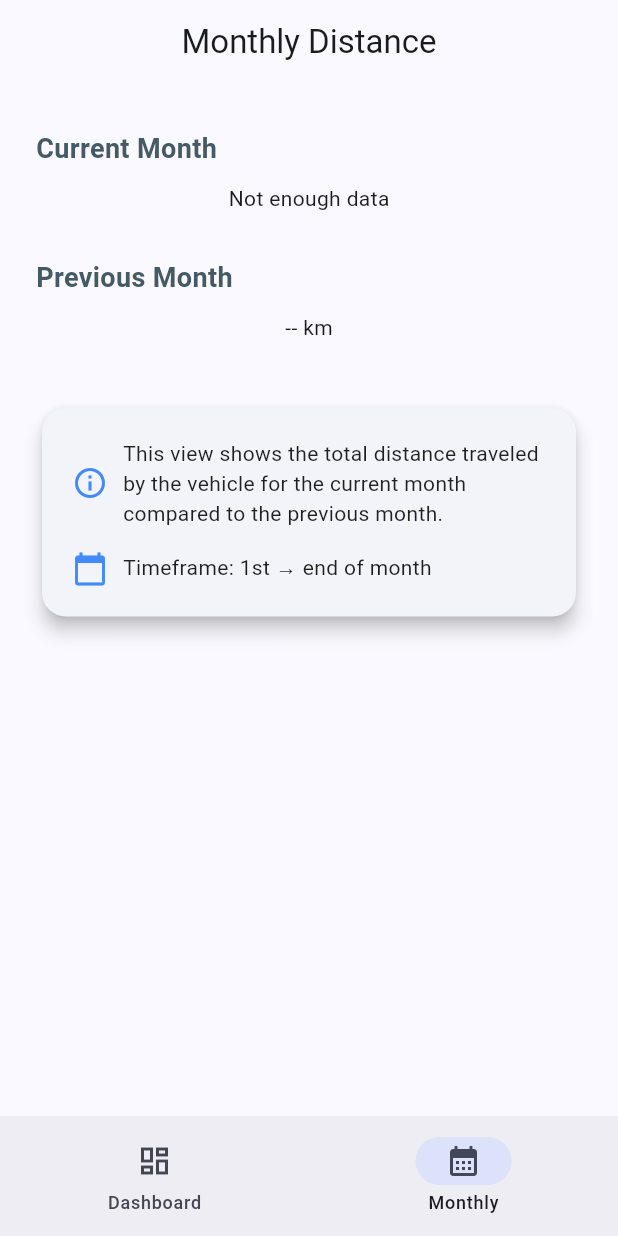
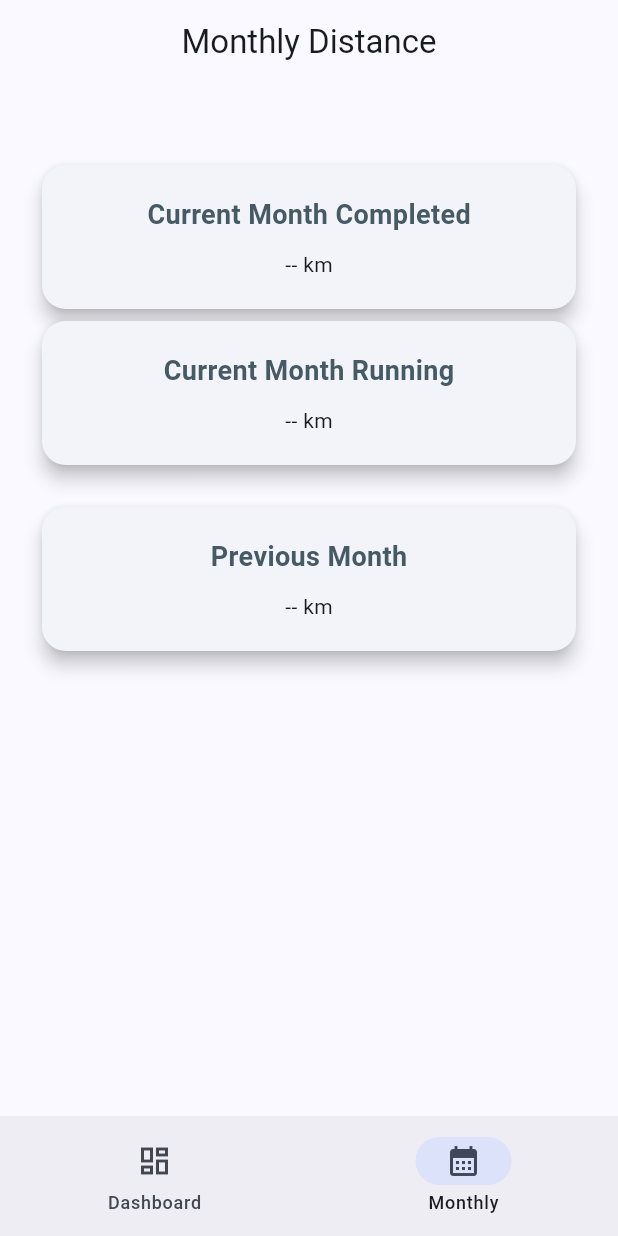
Before and after one commit to SJT-IT/odometer_test, a Flutter app: the screen it shows after launch, item 2 of the bottom bar chosen, on a phone screen of 412 x 824 dp. Run offline on Flutter 3.47's test engine with Material 3 defaults, Android fonts, the phone set to English and light mode, and no system bars; our stand-ins replace firebase_core, firebase_database; accounts and stored records are empty.

Commit message:
Fix month reading logic and add running-of-month label

```diff
--- a/lib/main.dart
+++ b/lib/main.dart
@@ -985,13 +985,12 @@ class _MonthlyDistanceScreenState extends State<MonthlyDistanceScreen> {
     'location',
   );
 
-  double? _distance; // Current month distance
-  double? _prevDistance; // Previous month distance
+  double? _currentRunningDistance; // Current month running
+  double? _currentMonthDistance; // Completed month distance
+  double? _prevMonthDistance; // Previous month distance
   bool _loading = true;
 
-  // Configurable snapshot hour
   final int blockStartHour = 9;
-  final int blockDurationHours = 1;
 
   @override
   void initState() {
@@ -1009,17 +1008,22 @@ class _MonthlyDistanceScreenState extends State<MonthlyDistanceScreen> {
     return DateTime.utc(prevMonth.year, prevMonth.month, 1, hour);
   }
 
+  DateTime getMonthEnd(DateTime date) {
+    final nextMonth = (date.month < 12)
+        ? DateTime.utc(date.year, date.month + 1, 1)
+        : DateTime.utc(date.year + 1, 1, 1);
+    return nextMonth.subtract(const Duration(seconds: 1));
+  }
+
   Future<void> _calculateMonthlyDistance() async {
     final now = DateTime.now().toUtc();
 
-    final startCurrent = getMonthStart(now, hour: blockStartHour);
-    final startPrev = getPrevMonthStart(now, hour: blockStartHour);
-
-    final endCurrent = startCurrent.add(Duration(hours: blockDurationHours));
-    final endPrev = startPrev.add(Duration(hours: blockDurationHours));
-
-    final startCurrentUnix = _toUnix(endCurrent);
-    final startPrevUnix = _toUnix(endPrev);
+    final startCurrentMonth = getMonthStart(now, hour: blockStartHour);
+    final startPrevMonth = getPrevMonthStart(now, hour: blockStartHour);
+    final startMonthBeforePrev = getPrevMonthStart(
+      startPrevMonth,
+      hour: blockStartHour,
+    );
 
     final snapshot = await _dbRef.get();
     if (!snapshot.exists) {
@@ -1030,34 +1034,64 @@ class _MonthlyDistanceScreenState extends State<MonthlyDistanceScreen> {
     final Map<dynamic, dynamic> rawData =
         snapshot.value as Map<dynamic, dynamic>;
 
-    double? odoCurrent;
-    double? odoPrev;
-    int tsCurrent = 0;
-    int tsPrev = 0;
+    double? odoFirstPrevMonth;
+    double? odoFirstPrevPrevMonth;
+    double? odoFirstCurrentMonth;
+    double? odoLatestCurrentMonth;
 
-    rawData.forEach((key, value) {
-      final record = Map<dynamic, dynamic>.from(value);
+    int tsFirstPrevMonth = 1 << 30;
+    int tsFirstPrevPrevMonth = 1 << 30;
+    int tsFirstCurrentMonth = 1 << 30;
+    int tsLatestCurrentMonth = 0;
+
+    for (var entry in rawData.entries) {
+      final record = Map<dynamic, dynamic>.from(entry.value);
       final ts = record['timestamp'];
       final odo = double.tryParse(record['odometer'].toString());
-      if (ts == null || odo == null) return;
+      if (ts == null || odo == null) continue;
 
-      // last reading in block
-      if (ts <= startCurrentUnix && ts >= tsCurrent) {
-        odoCurrent = odo;
-        tsCurrent = ts;
+      // Previous month start reading
+      if (ts >= _toUnix(startPrevMonth) && ts < tsFirstPrevMonth) {
+        odoFirstPrevMonth = odo;
+        tsFirstPrevMonth = ts;
       }
-      if (ts <= startPrevUnix && ts >= tsPrev) {
-        odoPrev = odo;
-        tsPrev = ts;
+
+      // Month before previous start reading
+      if (ts >= _toUnix(startMonthBeforePrev) && ts < tsFirstPrevPrevMonth) {
+        odoFirstPrevPrevMonth = odo;
+        tsFirstPrevPrevMonth = ts;
       }
-    });
 
-    _distance = (odoCurrent != null && odoPrev != null)
-        ? odoCurrent! - odoPrev!
-        : null;
+      // Current month start reading
+      if (ts >= _toUnix(startCurrentMonth) && ts < tsFirstCurrentMonth) {
+        odoFirstCurrentMonth = odo;
+        tsFirstCurrentMonth = ts;
+      }
 
-    // Optional: previous month running (demo placeholder)
-    _prevDistance = 120.0;
+      // Latest reading up to now
+      if (ts <= _toUnix(now) && ts > tsLatestCurrentMonth) {
+        odoLatestCurrentMonth = odo;
+        tsLatestCurrentMonth = ts;
+      }
+    }
+
+    // Current running distance (from 1st of month → latest)
+    if (odoFirstCurrentMonth != null && odoLatestCurrentMonth != null) {
+      _currentRunningDistance = odoLatestCurrentMonth - odoFirstCurrentMonth;
+    }
+
+    // Completed month distance (only if month is complete)
+    final isMonthComplete = now.isAfter(getMonthEnd(now));
+    if (isMonthComplete &&
+        odoFirstCurrentMonth != null &&
+        odoLatestCurrentMonth != null) {
+      _currentMonthDistance = odoLatestCurrentMonth - odoFirstCurrentMonth;
+    }
+
+    // Previous month distance
+    if (odoFirstPrevMonth != null && odoFirstPrevPrevMonth != null) {
+      _prevMonthDistance = odoFirstPrevMonth - odoFirstPrevPrevMonth;
+    }
 
     setState(() => _loading = false);
   }
@@ -1075,8 +1109,43 @@ class _MonthlyDistanceScreenState extends State<MonthlyDistanceScreen> {
         child: Column(
           crossAxisAlignment: CrossAxisAlignment.start,
           children: [
+            const SizedBox(height: 20),
+            _buildDistanceCard(
+              "Current Month Completed",
+              _currentMonthDistance,
+              highlightColor: Colors.green,
+            ),
+            _buildDistanceCard(
+              "Current Month Running",
+              _currentRunningDistance,
+              highlightColor: Colors.blueAccent,
+            ),
+            const SizedBox(height: 20),
+            _buildDistanceCard(
+              "Previous Month",
+              _prevMonthDistance,
+              highlightColor: Colors.grey,
+            ),
+          ],
+        ),
+      ),
+    );
+  }
+
+  Widget _buildDistanceCard(
+    String label,
+    double? value, {
+    Color highlightColor = Colors.blueAccent,
+  }) {
+    return Card(
+      shape: RoundedRectangleBorder(borderRadius: BorderRadius.circular(16)),
+      elevation: 5,
+      child: Padding(
+        padding: const EdgeInsets.all(20),
+        child: Column(
+          children: [
             Text(
-              "Current Month",
+              label,
               style: TextStyle(
                 fontSize: 18,
                 fontWeight: FontWeight.bold,
@@ -1085,84 +1154,16 @@ class _MonthlyDistanceScreenState extends State<MonthlyDistanceScreen> {
             ),
             const SizedBox(height: 10),
             Center(
-              child: _distance == null
-                  ? const Text("Not enough data")
+              child: value == null
+                  ? const Text("-- km")
                   : Text(
-                      "${_distance!.toStringAsFixed(2)} km",
-                      style: const TextStyle(
-                        fontSize: 40,
+                      "${value.toStringAsFixed(2)} km",
+                      style: TextStyle(
+                        fontSize: 32,
                         fontWeight: FontWeight.bold,
-                        color: Colors.blueAccent,
+                        color: highlightColor,
                       ),
                     ),
-            ),
-            const SizedBox(height: 30),
-            Text(
-              "Previous Month",
-              style: TextStyle(
-                fontSize: 18,
-                fontWeight: FontWeight.bold,
-                color: Colors.blueGrey.shade700,
-              ),
-            ),
-            const SizedBox(height: 10),
-            Center(
-              child: _prevDistance == null
-                  ? const Text("-- km")
-                  : Text(
-                      "${_prevDistance!.toStringAsFixed(2)} km",
-                      style: const TextStyle(
-                        fontSize: 32,
-                        fontWeight: FontWeight.w600,
-                        color: Colors.grey,
-                      ),
-                    ),
-            ),
-            const SizedBox(height: 40),
-            Card(
-              shape: RoundedRectangleBorder(
-                borderRadius: BorderRadius.circular(16),
-              ),
-              elevation: 5,
-              child: Padding(
-                padding: const EdgeInsets.all(20),
-                child: Column(
-                  children: [
-                    Row(
-                      children: const [
-                        Icon(Icons.info_outline, color: Colors.blueAccent),
-                        SizedBox(width: 10),
-                        Expanded(
-                          child: Text(
-                            "This view shows the total distance traveled by the vehicle for the current month compared to the previous month.",
-                            style: TextStyle(
-                              fontSize: 14,
-                              color: Colors.black87,
-                            ),
-                          ),
-                        ),
-                      ],
-                    ),
-                    const SizedBox(height: 15),
-                    Row(
-                      children: [
-                        const Icon(
-                          Icons.calendar_today,
-                          color: Colors.blueAccent,
-                        ),
-                        const SizedBox(width: 10),
-                        Text(
-                          "Timeframe: 1st → end of month",
-                          style: const TextStyle(
-                            fontSize: 14,
-                            color: Colors.black87,
-                          ),
-                        ),
-                      ],
-                    ),
-                  ],
-                ),
-              ),
             ),
           ],
         ),
```
